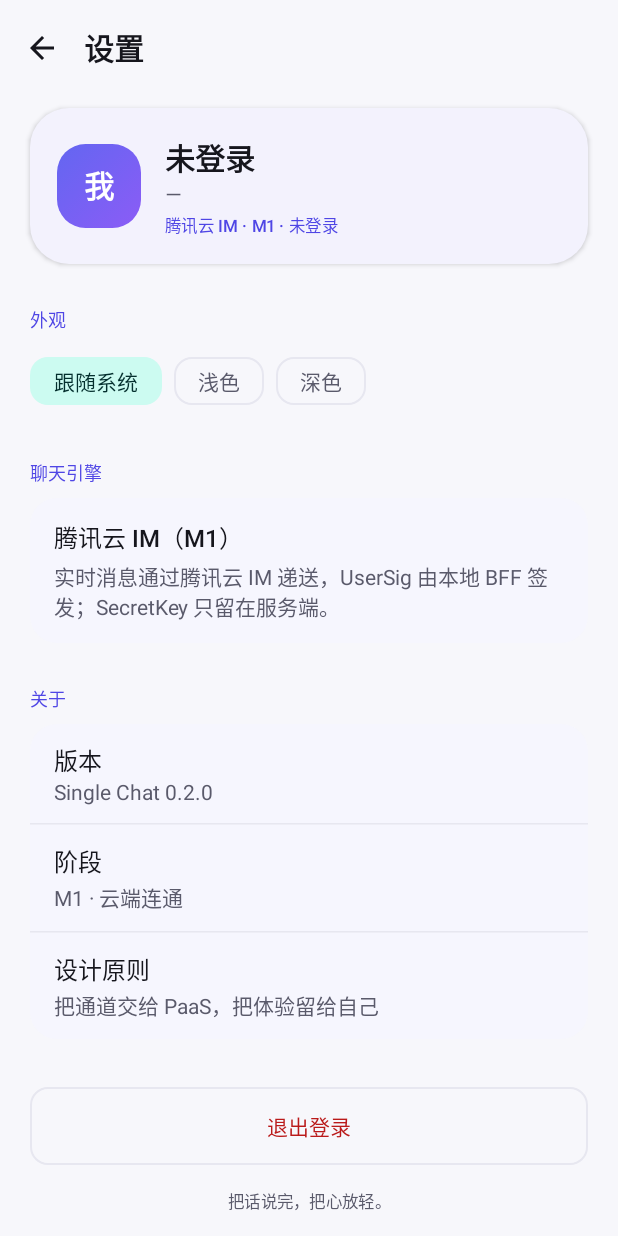
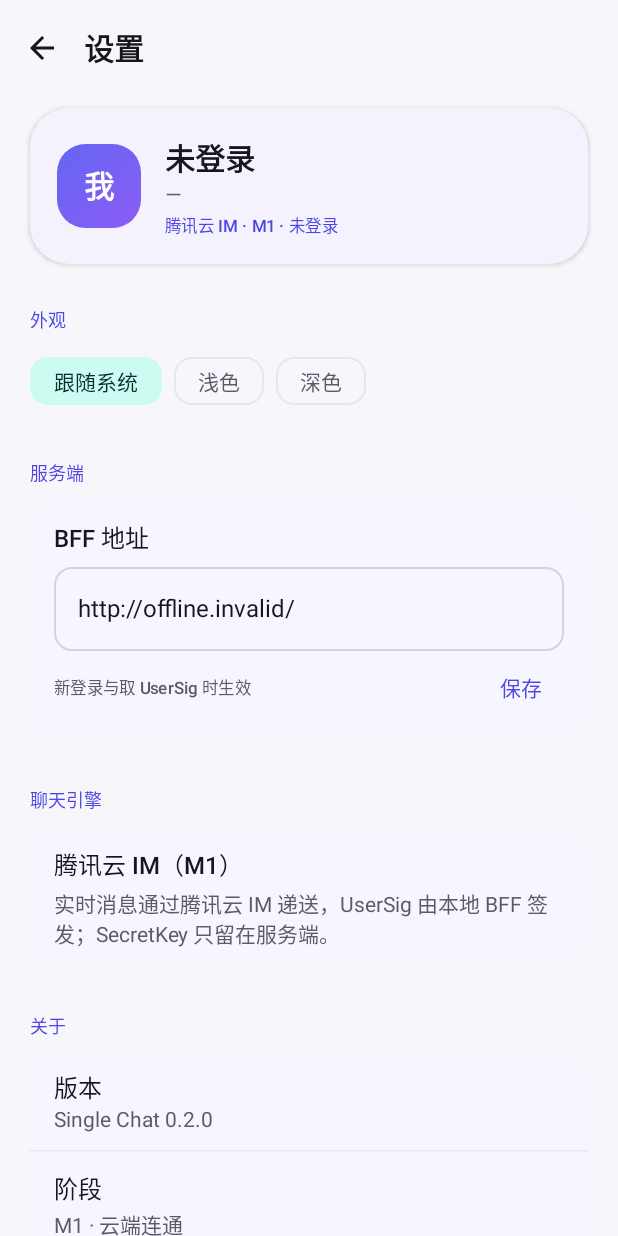
Before and after one commit to yaunfei/single-chat, an Android app built with Jetpack Compose: the composable SettingsScreen shown on its own in the app's theme, on a phone screen of 412 x 824 dp. Run offline under Robolectric (Android 15) with nearby library versions, the phone set to English and light mode, and no system bars; our stand-ins replace Dagger/Hilt's generated code, Room's generated code; libraries missing offline, so code that uses them is left out: com.tencent.imsdk.

Commit message:
feat: 安卓纯聊天APP选型方案
Co-authored-by: traeagent <traeagent@users.noreply.github.com>

```diff
--- a/app/src/main/java/com/yaunfei/singlechat/feature/settings/SettingsScreen.kt
+++ b/app/src/main/java/com/yaunfei/singlechat/feature/settings/SettingsScreen.kt
@@ -22,6 +22,7 @@ import androidx.compose.material3.Icon
 import androidx.compose.material3.IconButton
 import androidx.compose.material3.MaterialTheme
 import androidx.compose.material3.OutlinedButton
+import androidx.compose.material3.OutlinedTextField
 import androidx.compose.material3.Scaffold
 import androidx.compose.material3.Surface
 import androidx.compose.material3.Text
@@ -88,6 +89,40 @@ fun SettingsScreen(
                         onClick = { viewModel.setThemeMode(mode) },
                         label = { Text(mode.label()) },
                     )
+                }
+            }
+
+            Spacer(Modifier.height(28.dp))
+            SectionTitle("服务端")
+            var serverUrl by remember(state.serverBaseUrl) {
+                mutableStateOf(state.serverBaseUrl)
+            }
+            Surface(
+                shape = MaterialTheme.shapes.medium,
+                color = MaterialTheme.colorScheme.surface,
+                tonalElevation = 1.dp,
+            ) {
+                Column(modifier = Modifier.padding(horizontal = 16.dp, vertical = 14.dp)) {
+                    Text("BFF 地址", style = MaterialTheme.typography.titleMedium)
+                    Spacer(Modifier.height(8.dp))
+                    OutlinedTextField(
+                        value = serverUrl,
+                        onValueChange = { serverUrl = it },
+                        modifier = Modifier.fillMaxWidth(),
+                        singleLine = true,
+                        shape = MaterialTheme.shapes.small,
+                    )
+                    Row(verticalAlignment = Alignment.CenterVertically) {
+                        Text(
+                            text = "新登录与取 UserSig 时生效",
+                            style = MaterialTheme.typography.labelSmall,
+                            color = MaterialTheme.colorScheme.onSurfaceVariant,
+                            modifier = Modifier.weight(1f),
+                        )
+                        TextButton(onClick = { viewModel.saveServerBaseUrl(serverUrl) }) {
+                            Text("保存")
+                        }
+                    }
                 }
             }
 
--- a/app/src/main/java/com/yaunfei/singlechat/feature/settings/SettingsViewModel.kt
+++ b/app/src/main/java/com/yaunfei/singlechat/feature/settings/SettingsViewModel.kt
@@ -2,6 +2,7 @@ package com.yaunfei.singlechat.feature.settings
 
 import androidx.lifecycle.ViewModel
 import androidx.lifecycle.viewModelScope
+import com.yaunfei.singlechat.BuildConfig
 import com.yaunfei.singlechat.core.chat.ChatEngine
 import com.yaunfei.singlechat.core.data.PreferencesRepository
 import com.yaunfei.singlechat.core.model.Session
@@ -17,6 +18,7 @@ import kotlinx.coroutines.launch
 data class SettingsUiState(
     val session: Session? = null,
     val themeMode: ThemeMode = ThemeMode.SYSTEM,
+    val serverBaseUrl: String = BuildConfig.BACKEND_BASE_URL,
 )
 
 @HiltViewModel
@@ -28,13 +30,29 @@ class SettingsViewModel @Inject constructor(
     val uiState: StateFlow<SettingsUiState> = combine(
         preferences.session,
         preferences.themeMode,
-    ) { session, themeMode ->
-        SettingsUiState(session = session, themeMode = themeMode)
+        preferences.serverBaseUrl,
+    ) { session, themeMode, serverBaseUrl ->
+        SettingsUiState(
+            session = session,
+            themeMode = themeMode,
+            serverBaseUrl = serverBaseUrl.ifBlank { BuildConfig.BACKEND_BASE_URL },
+        )
     }.stateIn(
         scope = viewModelScope,
         started = SharingStarted.WhileSubscribed(5_000),
         initialValue = SettingsUiState(),
     )
+
+    fun saveServerBaseUrl(value: String) {
+        val normalized = value.trim().trimEnd('/')
+        if (normalized.isNotBlank() &&
+            !normalized.startsWith("http://") &&
+            !normalized.startsWith("https://")
+        ) {
+            return
+        }
+        viewModelScope.launch { preferences.saveServerBaseUrl(normalized) }
+    }
 
     fun setThemeMode(mode: ThemeMode) {
         viewModelScope.launch { preferences.setThemeMode(mode) }
```
Also changed, not shown: app/src/main/java/com/yaunfei/singlechat/core/data/PreferencesRepository.kt (+17 -0 lines), app/src/main/java/com/yaunfei/singlechat/core/network/BackendClient.kt (+14 -6 lines), app/src/main/java/com/yaunfei/singlechat/feature/auth/LoginScreen.kt (+45 -0 lines), app/src/main/java/com/yaunfei/singlechat/feature/auth/LoginViewModel.kt (+49 -0 lines).
